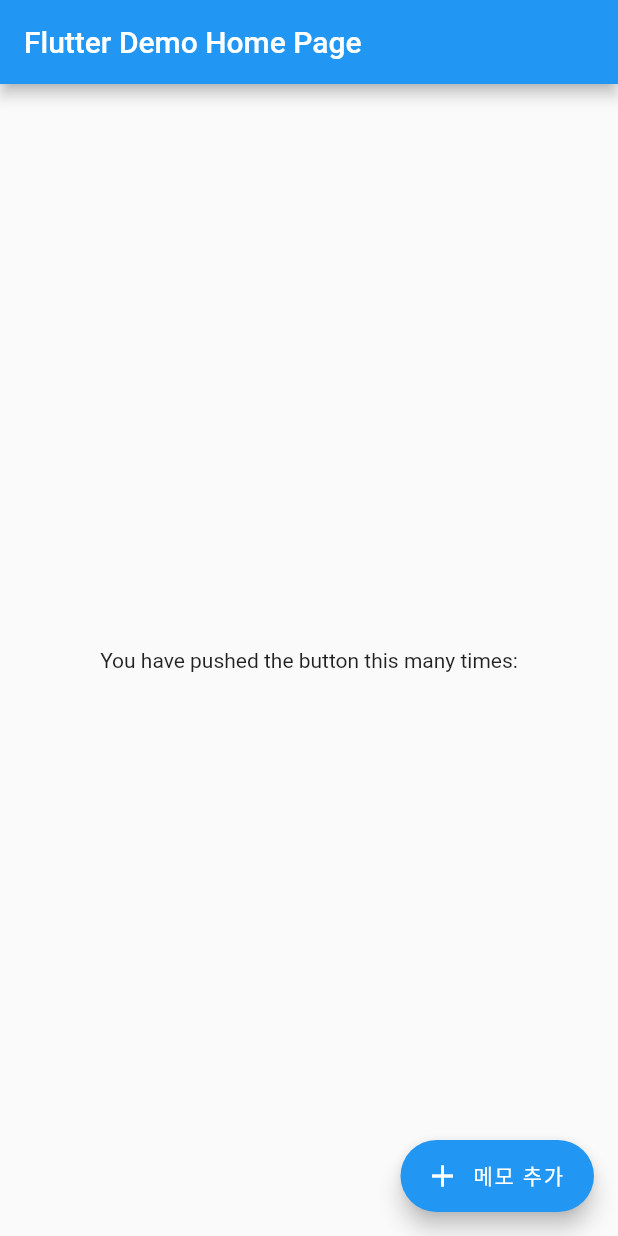
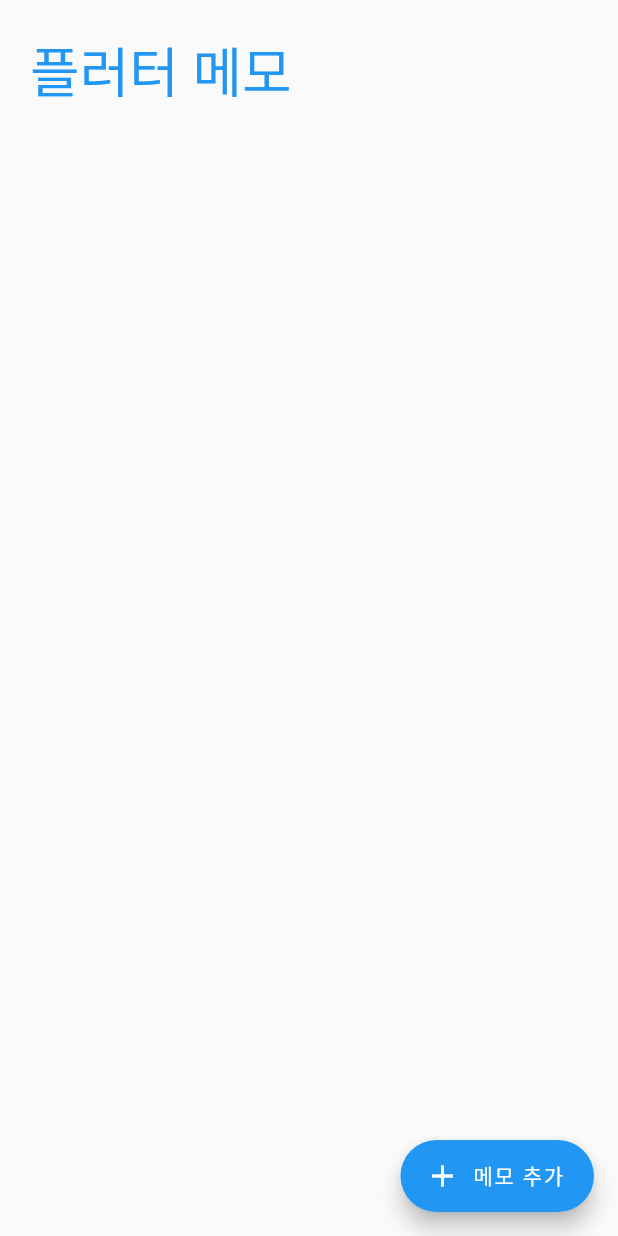
Before and after one commit to ArshesSH/flutter_memo, a Flutter app: the screen it shows after launch, on a phone screen of 412 x 824 dp. Run offline on Flutter 3.47's test engine with Material 2 defaults, Android fonts, the phone set to English and light mode, and no system bars.

Commit message:
Added ListView and Load function, title text

```diff
--- a/lib/screens/home.dart
+++ b/lib/screens/home.dart
@@ -22,7 +22,6 @@ class MyHomePage extends StatefulWidget {
 }
 
 class _MyHomePageState extends State<MyHomePage> {
-
   @override
   Widget build(BuildContext context) {
     // This method is rerun every time setState is called, for instance as done
@@ -32,22 +31,21 @@ class _MyHomePageState extends State<MyHomePage> {
     // fast, so that you can just rebuild anything that needs updating rather
     // than having to individually change instances of widgets.
     return Scaffold(
-      appBar: AppBar(
-        title: Text(widget.title),
-      ),
-      body: Center(
-        child: Column(
-          mainAxisAlignment: MainAxisAlignment.center,
-          children: <Widget>[
-            const Text(
-              'You have pushed the button this many times:',
-            ),
-          ],
-        ),
+      body: ListView(
+        physics: const BouncingScrollPhysics(),
+        children: [
+          Row(children: const [
+            Padding(padding: EdgeInsets.only(left:20, top:20, bottom:20),
+            child: Text('플러터 메모', style: TextStyle(fontSize: 36, color: Colors.blue),),)
+          ],),
+          ...LoadMemo()
+
+        ],
       ),
       floatingActionButton: FloatingActionButton.extended(
-        onPressed: (){
-          Navigator.push(context, CupertinoPageRoute(builder: (context) => EditPage()));
+        onPressed: () {
+          Navigator.push(
+              context, CupertinoPageRoute(builder: (context) => EditPage()));
         },
         tooltip: '노트를 추가하려면 클릭하세요',
         label: const Text('메모 추가'),
@@ -56,3 +54,9 @@ class _MyHomePageState extends State<MyHomePage> {
     );
   }
 }
+
+List LoadMemo() {
+  List memoList = [];
+
+  return memoList;
+}
```
